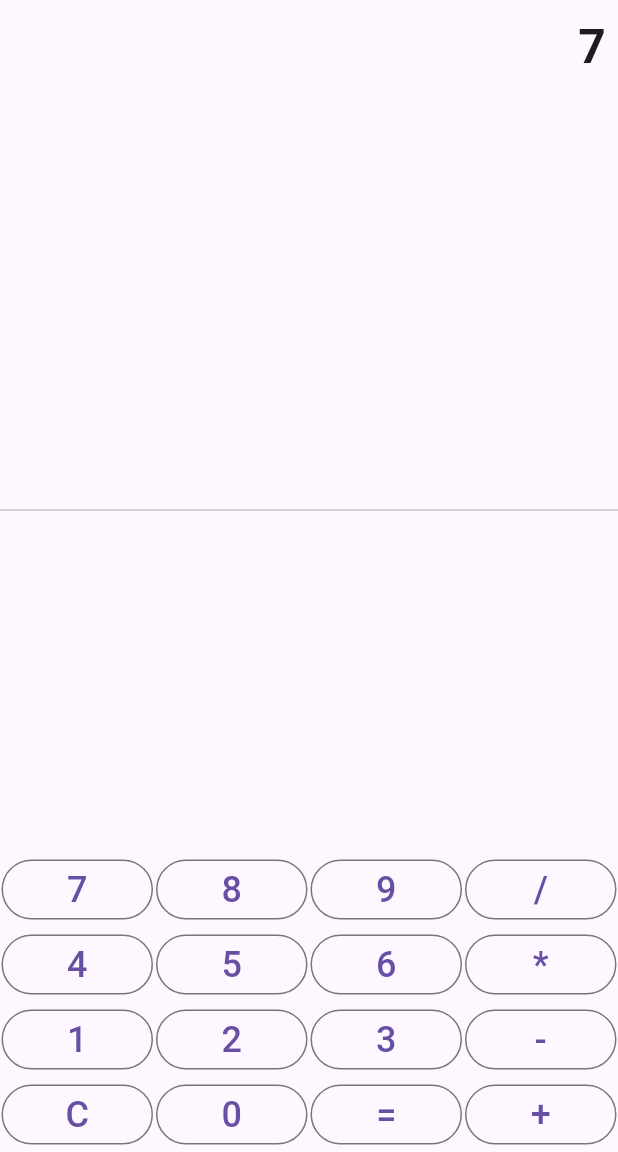
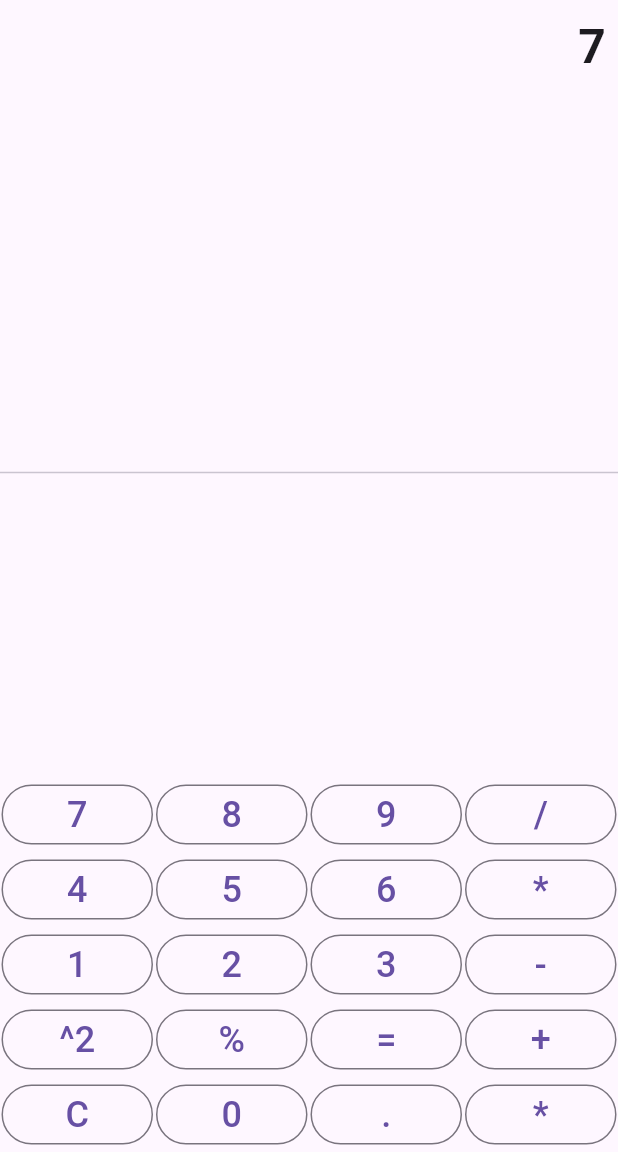
Before and after one commit to QiangDong1234/flutter-calculator, a Flutter app: the screen it shows after launch, after a tap on an icon or button, on a phone screen of 412 x 824 dp, the part 84-1236 px from its top. Run offline on Flutter 3.47's test engine with Material 3 defaults, Android fonts, the phone set to English and light mode, and no system bars; missing offline and left inert: expressions.

Commit message:
Added square button to the calculator app

```diff
--- a/lib/main.dart
+++ b/lib/main.dart
@@ -42,6 +42,10 @@ class _CalculatorHomePageState extends State<CalculatorHomePage> {
       } else if (value == '=') {
         try {
           final evaluator = const ExpressionEvaluator();
+          // Handle square and modulo in expression
+          if (_expression.contains('^')) {
+            _expression = _expression.replaceAll('^2', '**2');
+          }
           var expr = Expression.parse(_expression);
           var r = evaluator.eval(expr, {});
           _result = r.toString();
@@ -127,10 +131,18 @@ class _CalculatorHomePageState extends State<CalculatorHomePage> {
           ),
           Row(
             children: <Widget>[
+              _buildButton('^2'), // Button for squaring the number
+              _buildButton('%'), // Button for modulo operation
+              _buildButton('='),
+              _buildButton('+'),
+            ],
+          ),
+          Row(
+            children: <Widget>[
               _buildButton('C'),
               _buildButton('0'),
-              _buildButton('='),
-              _buildButton('+'),
+              _buildButton('.'), // Button for decimal point
+              _buildButton('*'),
             ],
           ),
         ],
```
